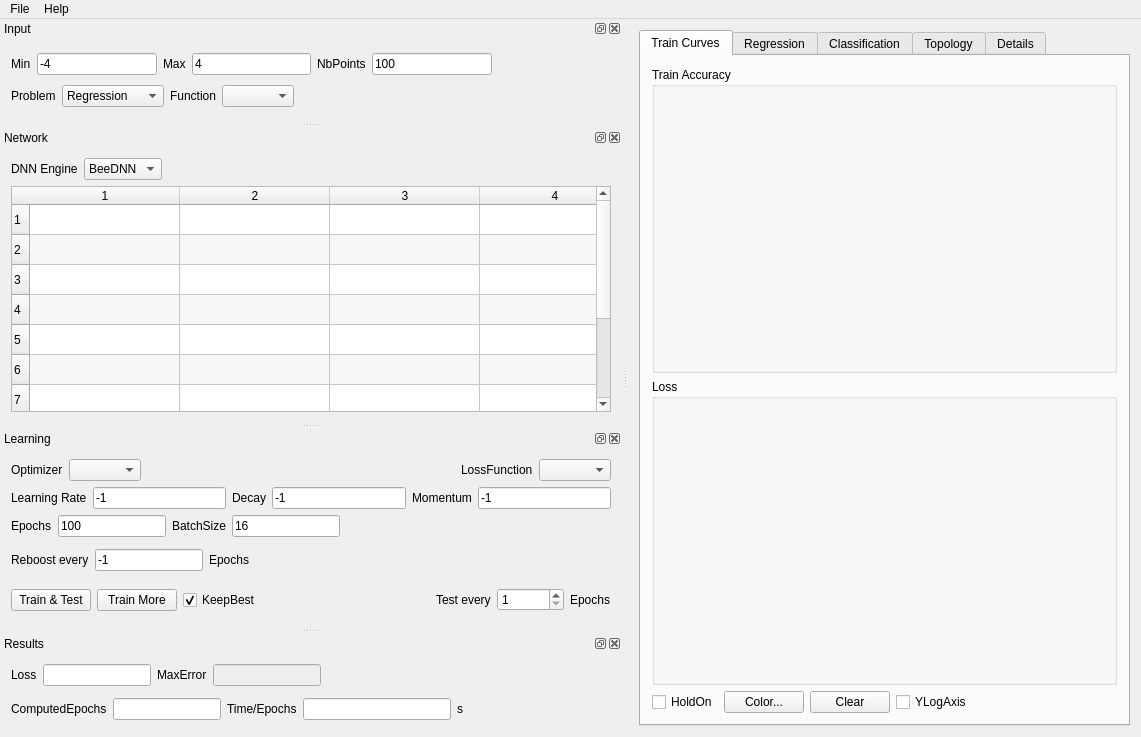
The window that src/DNNLab/mainwindow.ui (edeforas/BeeDNN) describes before a commit, drawn with Qt 5.
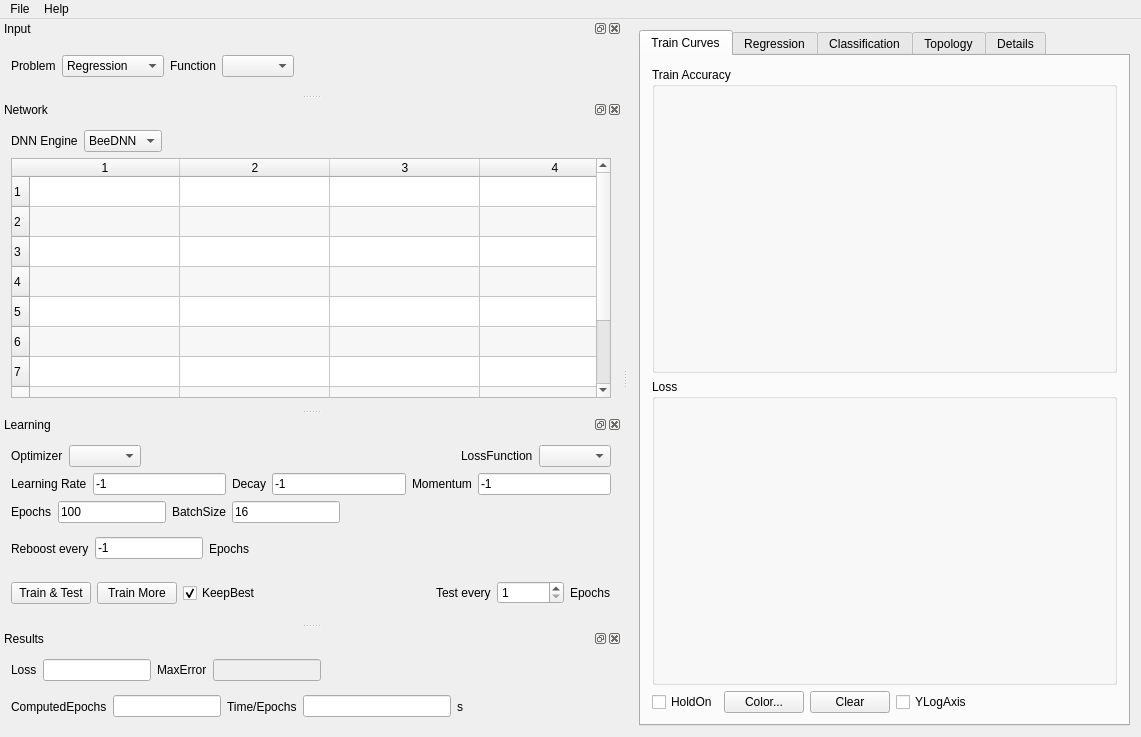
The same window after the commit.

The edit to the form file:
```diff
--- a/src/DNNLab/mainwindow.ui
+++ b/src/DNNLab/mainwindow.ui
@@ -288,65 +288,6 @@
    </attribute>
    <widget class="QWidget" name="dockWidgetContents_7">
     <layout class="QVBoxLayout" name="verticalLayout">
-     <item>
-      <layout class="QHBoxLayout" name="horizontalLayout_10">
-       <item>
-        <widget class="QLabel" name="label_19">
-         <property name="text">
-          <string>Min</string>
-         </property>
-        </widget>
-       </item>
-       <item>
-        <widget class="QLineEdit" name="leInputMin">
-         <property name="text">
-          <string>-4</string>
-         </property>
-        </widget>
-       </item>
-       <item>
-        <widget class="QLabel" name="label_18">
-         <property name="text">
-          <string>Max</string>
-         </property>
-        </widget>
-       </item>
-       <item>
-        <widget class="QLineEdit" name="leInputMax">
-         <property name="text">
-          <string>4</string>
-         </property>
-        </widget>
-       </item>
-       <item>
-        <widget class="QLabel" name="label_20">
-         <property name="text">
-          <string>NbPoints</string>
-         </property>
-        </widget>
-       </item>
-       <item>
-        <widget class="QLineEdit" name="leNbPointsLearn">
-         <property name="text">
-          <string>100</string>
-         </property>
-        </widget>
-       </item>
-       <item>
-        <spacer name="horizontalSpacer_3">
-         <property name="orientation">
-          <enum>Qt::Horizontal</enum>
-         </property>
-         <property name="sizeHint" stdset="0">
-          <size>
-           <width>40</width>
-           <height>20</height>
-          </size>
-         </property>
-        </spacer>
-       </item>
-      </layout>
-     </item>
      <item>
       <layout class="QHBoxLayout" name="horizontalLayout_9">
        <item>
```
